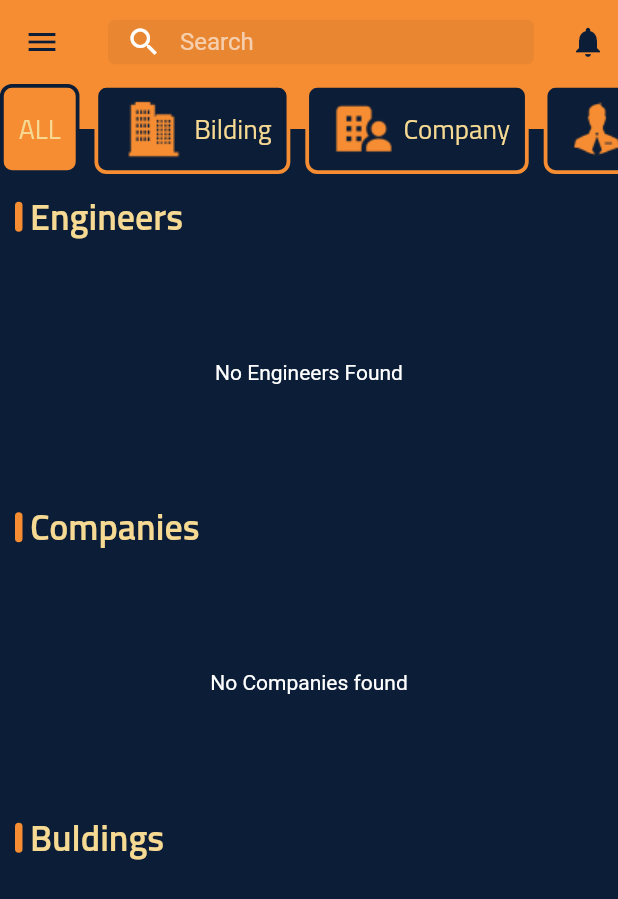
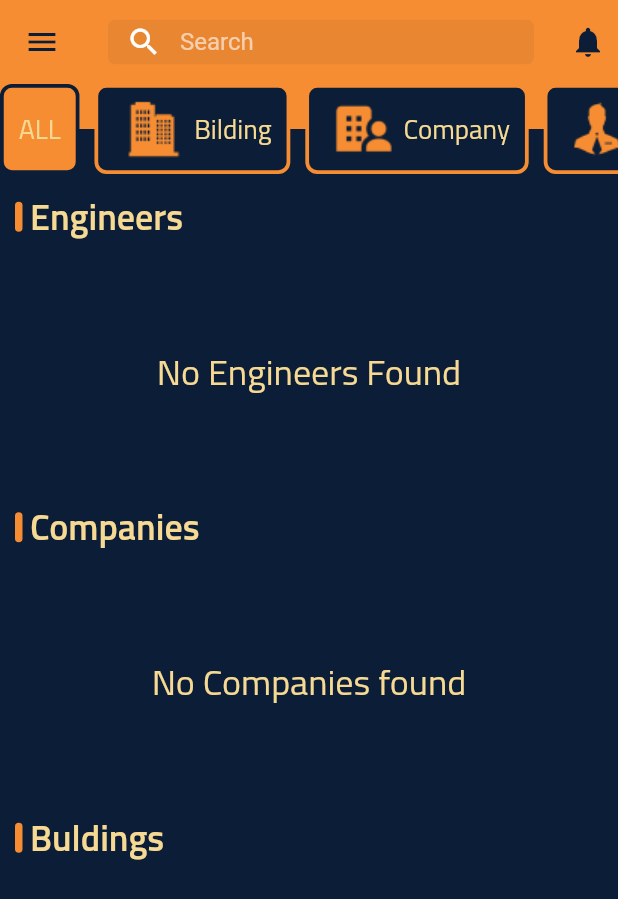
Before and after one commit to DeaaJahjah/pmp_constractions, a Flutter app: the HomeScreen screen opened by its route, on a phone screen of 412 x 824 dp. Shown: the top 899 px of the screen. Run offline on Flutter 3.47's test engine with Material 2 defaults, Android fonts, the phone set to English and light mode, and no system bars; drawn by our look-alikes of flutter_zoom_drawer; our stand-ins replace animated_theme_switcher, cloud_firestore, equatable, firebase_auth, firebase_core, firebase_storage and 7 more; missing offline and left inert: model_viewer_plus; accounts and stored records are empty; generated files the repository leaves out were written again.

Commit message:
update theme

```diff
--- a/lib/core/config/theme/theme.dart
+++ b/lib/core/config/theme/theme.dart
@@ -55,23 +55,43 @@ ThemeData darkTheme = ThemeData(
           fontSize: 26,
           fontWeight: FontWeight.bold),
     ),
-    textTheme: const TextTheme(
-      headlineSmall: TextStyle(
+    textTheme: TextTheme(
+        headlineSmall: const TextStyle(
             color: beg,
             fontFamily: font,
             fontSize: 18,
             fontWeight: FontWeight.normal),
-      headlineMedium: TextStyle(
+        headlineMedium: const TextStyle(
             color: beg,
             fontFamily: font,
             fontSize: 24,
             fontWeight: FontWeight.bold),
-      headlineLarge: TextStyle(
+        bodyMedium: const TextStyle(
             color: beg,
             fontFamily: font,
-          fontSize: 28,
+            fontSize: 24,
             fontWeight: FontWeight.normal),
-    ),
+        headline1: const TextStyle(
+            color: orange,
+            fontFamily: font,
+            fontSize: 18,
+            fontWeight: FontWeight.normal),
+        headline2: const TextStyle(
+            color: orange,
+            fontFamily: font,
+            fontSize: 24,
+            fontWeight: FontWeight.bold),
+        headline3: const TextStyle(
+            color: beg,
+            fontFamily: font,
+            fontSize: 24,
+            fontWeight: FontWeight.normal)),
+    // headlineLarge: TextStyle(
+    //     color: beg,
+    //     fontFamily: font,
+    //     fontSize: 28,
+    //     fontWeight: FontWeight.normal),
+
     switchTheme: SwitchThemeData(
       thumbColor: MaterialStateProperty.all(beg),
       trackColor: MaterialStateProperty.all(darkBlue),
--- a/lib/core/featuers/auth/screens/choosing_screen.dart
+++ b/lib/core/featuers/auth/screens/choosing_screen.dart
@@ -7,7 +7,7 @@ import 'package:pmpconstractions/core/featuers/auth/screens/setup_client_profile
 import 'package:pmpconstractions/core/widgets/radio_button_custom.dart';
 
 class ChoosingScreen extends StatefulWidget {
-  static const routeName = '/choose_one';
+  static const routeName = '/';
 
   const ChoosingScreen({
     Key? key,
--- a/lib/core/featuers/auth/screens/engineer_profile.dart
+++ b/lib/core/featuers/auth/screens/engineer_profile.dart
@@ -11,7 +11,7 @@ import 'package:url_launcher/url_launcher.dart';
 class EngineerProfile extends StatefulWidget {
   final String? engineerId;
   const EngineerProfile({Key? key, this.engineerId}) : super(key: key);
-  static const routeName = '/engineer_profile';
+  static const routeName = '/profile_engineer';
   @override
   State<EngineerProfile> createState() => _EngineerProfileState();
 }
--- a/lib/features/home_screen/screens/home.dart
+++ b/lib/features/home_screen/screens/home.dart
@@ -6,7 +6,7 @@ import 'package:pmpconstractions/features/home_screen/screens/main_screen.dart';
 import 'package:pmpconstractions/features/home_screen/screens/menu..dart';
 
 class HomeScreen extends StatefulWidget {
-  static const routeName = '/';
+  static const routeName = '/home_screen';
   @override
   _HomeScreenState createState() => _HomeScreenState();
 }
--- a/lib/features/home_screen/screens/menu..dart
+++ b/lib/features/home_screen/screens/menu..dart
@@ -15,7 +15,9 @@ class MenuScreen extends StatelessWidget {
         mainAxisAlignment: MainAxisAlignment.start,
         crossAxisAlignment: CrossAxisAlignment.start,
         children: [
-          const CircleAvatar(backgroundColor: orange, radius: 40),
+          InkWell(
+              onTap: () {},
+              child: const CircleAvatar(backgroundColor: orange, radius: 40)),
           sizedBoxSmall,
           Text(
             'sawsan Ahmad',
```
Also changed, not shown: lib/core/widgets/radio_button_custom.dart (+4 -8 lines). Lines whose indentation alone changed are shown as unchanged.
